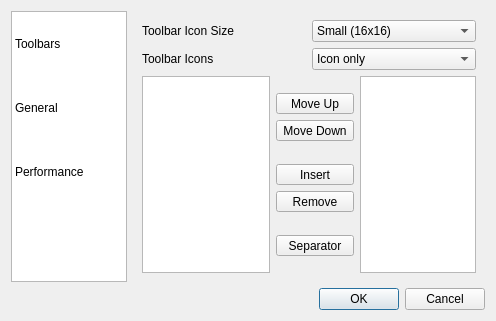
This is src/dialogs/config_dialog.ui in mbasaglia/Knotter as Qt 5 draws it before an edit. The edited form follows.
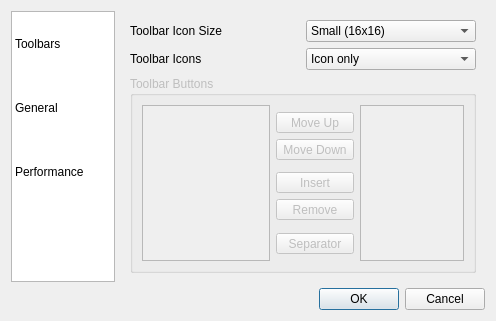
This is the edited form.

What changed in the file:
```diff
--- a/src/dialogs/config_dialog.ui
+++ b/src/dialogs/config_dialog.ui
@@ -168,6 +168,13 @@
         </widget>
        </item>
        <item row="2" column="0" colspan="2">
+        <widget class="QGroupBox" name="">
+         <property name="enabled">
+          <bool>false</bool>
+         </property>
+         <property name="title">
+          <string>Toolbar Buttons</string>
+         </property>
         <layout class="QHBoxLayout" name="horizontalLayout">
          <item>
           <widget class="QListWidget" name="menu_items">
@@ -350,6 +357,7 @@
           </widget>
          </item>
         </layout>
+        </widget>
        </item>
       </layout>
      </widget>
```
Lines whose indentation alone changed are shown as unchanged.
